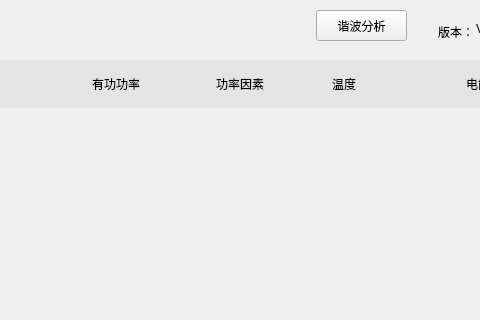
First picture: the form in BusBar-Qt/line/linewid.ui, repository ChinaClever/BusBar, before the edit; both pictures show x 444 to 924 and y 0 to 320 of the 1024 by 427 pixel window.
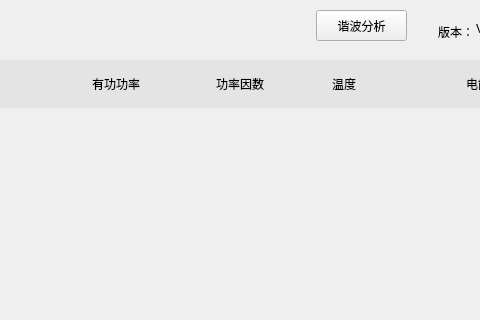
Second picture: the form after the edit.

Commit message: 功率上下限和频率上下限设置

Patch:
```diff
--- a/BusBar-Qt/line/linewid.ui
+++ b/BusBar-Qt/line/linewid.ui
@@ -290,7 +290,7 @@
           </size>
          </property>
          <property name="text">
-          <string>功率因素</string>
+          <string>功率因数</string>
          </property>
          <property name="alignment">
           <set>Qt::AlignCenter</set>
```
The commit also changes 42 other files.
